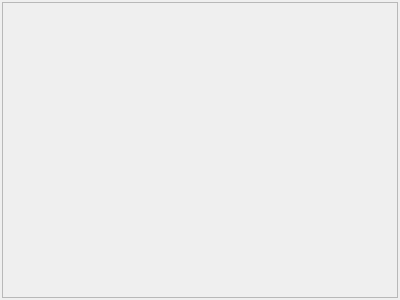
Above: ui/board_view.ui from zkovari/plotlyst before the change. Below: the same form after it.
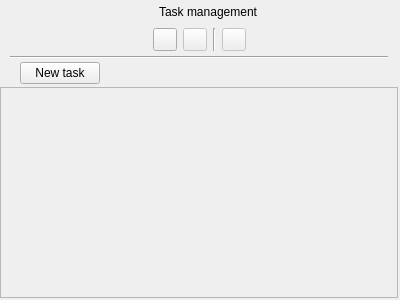
That is the form after the change.

```diff
--- a/ui/board_view.ui
+++ b/ui/board_view.ui
@@ -18,7 +18,7 @@
     <number>3</number>
    </property>
    <property name="leftMargin">
-    <number>2</number>
+    <number>0</number>
    </property>
    <property name="topMargin">
     <number>2</number>
@@ -29,6 +29,262 @@
    <property name="bottomMargin">
     <number>2</number>
    </property>
+   <item alignment="Qt::AlignHCenter">
+    <widget class="QWidget" name="widget_3" native="true">
+     <layout class="QHBoxLayout" name="horizontalLayout_2">
+      <property name="spacing">
+       <number>1</number>
+      </property>
+      <property name="leftMargin">
+       <number>0</number>
+      </property>
+      <property name="topMargin">
+       <number>0</number>
+      </property>
+      <property name="rightMargin">
+       <number>0</number>
+      </property>
+      <property name="bottomMargin">
+       <number>0</number>
+      </property>
+      <item>
+       <widget class="QToolButton" name="iconBoard">
+        <property name="styleSheet">
+         <string notr="true">border: 0px;</string>
+        </property>
+        <property name="text">
+         <string/>
+        </property>
+       </widget>
+      </item>
+      <item>
+       <widget class="QLabel" name="lblTitle">
+        <property name="text">
+         <string>Task management</string>
+        </property>
+       </widget>
+      </item>
+     </layout>
+    </widget>
+   </item>
+   <item>
+    <widget class="QWidget" name="widget_2" native="true">
+     <layout class="QHBoxLayout" name="horizontalLayout_4">
+      <property name="leftMargin">
+       <number>0</number>
+      </property>
+      <property name="topMargin">
+       <number>4</number>
+      </property>
+      <property name="rightMargin">
+       <number>0</number>
+      </property>
+      <property name="bottomMargin">
+       <number>2</number>
+      </property>
+      <item>
+       <spacer name="horizontalSpacer_5">
+        <property name="orientation">
+         <enum>Qt::Horizontal</enum>
+        </property>
+        <property name="sizeHint" stdset="0">
+         <size>
+          <width>40</width>
+          <height>20</height>
+         </size>
+        </property>
+       </spacer>
+      </item>
+      <item>
+       <widget class="QToolButton" name="btnBoard">
+        <property name="cursor">
+         <cursorShape>PointingHandCursor</cursorShape>
+        </property>
+        <property name="toolTip">
+         <string>Board view</string>
+        </property>
+        <property name="styleSheet">
+         <string notr="true"/>
+        </property>
+        <property name="text">
+         <string/>
+        </property>
+        <property name="shortcut">
+         <string>1</string>
+        </property>
+        <property name="checkable">
+         <bool>true</bool>
+        </property>
+        <property name="checked">
+         <bool>false</bool>
+        </property>
+        <property name="base" stdset="0">
+         <bool>true</bool>
+        </property>
+       </widget>
+      </item>
+      <item>
+       <widget class="QToolButton" name="btnChart">
+        <property name="enabled">
+         <bool>false</bool>
+        </property>
+        <property name="cursor">
+         <cursorShape>PointingHandCursor</cursorShape>
+        </property>
+        <property name="toolTip">
+         <string>Not available yet</string>
+        </property>
+        <property name="styleSheet">
+         <string notr="true"/>
+        </property>
+        <property name="text">
+         <string/>
+        </property>
+        <property name="shortcut">
+         <string>2</string>
+        </property>
+        <property name="checkable">
+         <bool>true</bool>
+        </property>
+        <property name="checked">
+         <bool>false</bool>
+        </property>
+        <property name="base" stdset="0">
+         <bool>true</bool>
+        </property>
+       </widget>
+      </item>
+      <item>
+       <widget class="Line" name="line_5">
+        <property name="orientation">
+         <enum>Qt::Vertical</enum>
+        </property>
+       </widget>
+      </item>
+      <item>
+       <widget class="QToolButton" name="btnSettings">
+        <property name="enabled">
+         <bool>false</bool>
+        </property>
+        <property name="cursor">
+         <cursorShape>PointingHandCursor</cursorShape>
+        </property>
+        <property name="toolTip">
+         <string>Not available yet</string>
+        </property>
+        <property name="text">
+         <string/>
+        </property>
+        <property name="shortcut">
+         <string>5</string>
+        </property>
+        <property name="checkable">
+         <bool>true</bool>
+        </property>
+        <property name="base" stdset="0">
+         <bool>true</bool>
+        </property>
+       </widget>
+      </item>
+      <item>
+       <spacer name="horizontalSpacer_8">
+        <property name="orientation">
+         <enum>Qt::Horizontal</enum>
+        </property>
+        <property name="sizeHint" stdset="0">
+         <size>
+          <width>40</width>
+          <height>20</height>
+         </size>
+        </property>
+       </spacer>
+      </item>
+     </layout>
+    </widget>
+   </item>
+   <item>
+    <widget class="QWidget" name="widget_4" native="true">
+     <layout class="QHBoxLayout" name="horizontalLayout_3">
+      <property name="spacing">
+       <number>0</number>
+      </property>
+      <property name="leftMargin">
+       <number>10</number>
+      </property>
+      <property name="topMargin">
+       <number>0</number>
+      </property>
+      <property name="rightMargin">
+       <number>10</number>
+      </property>
+      <property name="bottomMargin">
+       <number>0</number>
+      </property>
+      <item>
+       <widget class="Line" name="line">
+        <property name="orientation">
+         <enum>Qt::Horizontal</enum>
+        </property>
+       </widget>
+      </item>
+     </layout>
+    </widget>
+   </item>
+   <item alignment="Qt::AlignLeft">
+    <widget class="QWidget" name="widget" native="true">
+     <layout class="QHBoxLayout" name="horizontalLayout">
+      <property name="spacing">
+       <number>0</number>
+      </property>
+      <property name="leftMargin">
+       <number>20</number>
+      </property>
+      <property name="topMargin">
+       <number>0</number>
+      </property>
+      <property name="rightMargin">
+       <number>0</number>
+      </property>
+      <property name="bottomMargin">
+       <number>0</number>
+      </property>
+      <item>
+       <widget class="QPushButton" name="btnNew">
+        <property name="sizePolicy">
+         <sizepolicy hsizetype="Maximum" vsizetype="Fixed">
+          <horstretch>0</horstretch>
+          <verstretch>0</verstretch>
+         </sizepolicy>
+        </property>
+        <property name="maximumSize">
+         <size>
+          <width>16777215</width>
+          <height>16777215</height>
+         </size>
+        </property>
+        <property name="cursor">
+         <cursorShape>PointingHandCursor</cursorShape>
+        </property>
+        <property name="toolTip">
+         <string>Add new task</string>
+        </property>
+        <property name="text">
+         <string>New task</string>
+        </property>
+        <property name="shortcut">
+         <string>Ctrl+N</string>
+        </property>
+        <property name="positive" stdset="0">
+         <bool>true</bool>
+        </property>
+        <property name="base" stdset="0">
+         <bool>true</bool>
+        </property>
+       </widget>
+      </item>
+     </layout>
+    </widget>
+   </item>
    <item>
     <widget class="QScrollArea" name="scrollArea">
      <property name="widgetResizable">
@@ -39,8 +295,8 @@
        <rect>
         <x>0</x>
         <y>0</y>
-        <width>394</width>
-        <height>294</height>
+        <width>396</width>
+        <height>209</height>
        </rect>
       </property>
       <layout class="QVBoxLayout" name="verticalLayout_2">
@@ -48,10 +304,10 @@
         <number>0</number>
        </property>
        <property name="leftMargin">
-        <number>0</number>
+        <number>20</number>
        </property>
        <property name="topMargin">
-        <number>0</number>
+        <number>15</number>
        </property>
        <property name="rightMargin">
         <number>0</number>
```
